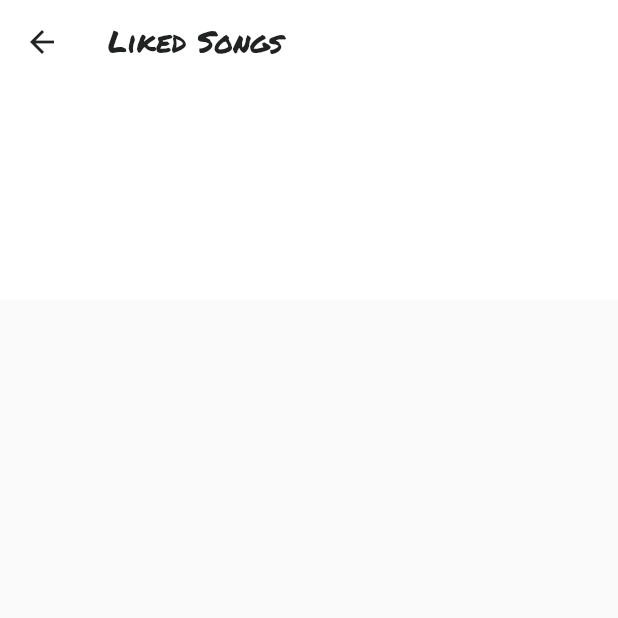
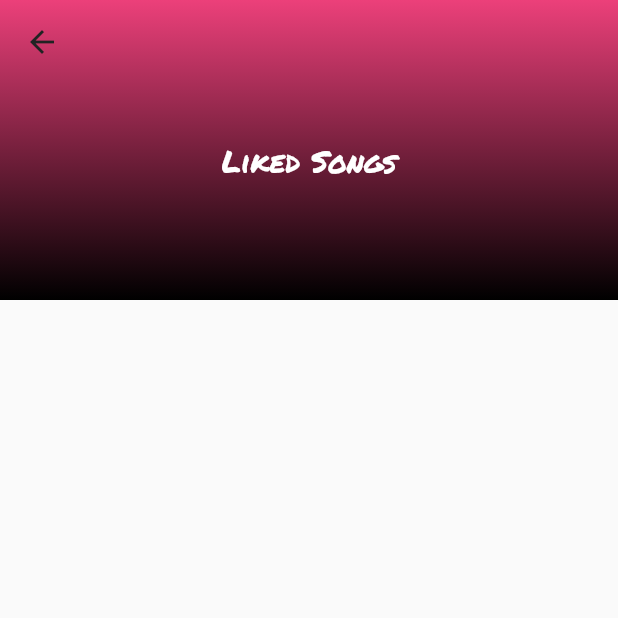
Before and after one commit to shobhit2020335/jain_songs_fork2, a Flutter app: the LikesPage screen opened directly, on a phone screen of 412 x 824 dp, the top half of it. Run offline on Flutter 3.47's test engine with Material 2 defaults, Android fonts, the phone set to English and light mode, and no system bars; our stand-ins replace cloud_firestore, connectivity, firebase_core, font_awesome_flutter, modal_progress_hud, shared_preferences; missing offline and left inert: flutter_share; accounts and stored records are empty.

Commit message:
added gradient in likedpage

```diff
--- a/lib/likes_page.dart
+++ b/lib/likes_page.dart
@@ -13,9 +13,39 @@ class LikesPage extends StatelessWidget {
       body: CustomScrollView(
         slivers: <Widget>[
           SliverAppBar(
-            title: Text('Liked Songs'),
-            floating: true,
+            // title: Text('Liked Songs'),
+            centerTitle: true,
+            pinned: true,
             expandedHeight: 200,
+            elevation: 20,
+            flexibleSpace: Container(
+              child: Center(
+                child: Column(
+                  mainAxisAlignment: MainAxisAlignment.center,
+                  children: [
+                    SizedBox(height: 15),
+                    Text(
+                      'Liked Songs',
+                      style: TextStyle(
+                        fontSize: 20,
+                        fontFamily: 'Pacifico',
+                        color: Colors.white,
+                      ),
+                    ),
+                  ],
+                ),
+              ),
+              decoration: BoxDecoration(
+                gradient: LinearGradient(
+                  begin: Alignment.bottomCenter,
+                  end: Alignment.topCenter,
+                  colors: [
+                    Colors.black,
+                    Colors.pink[400],
+                  ],
+                ),
+              ),
+            ),
           ),
           SliverList(
             delegate: SliverChildBuilderDelegate(
```
